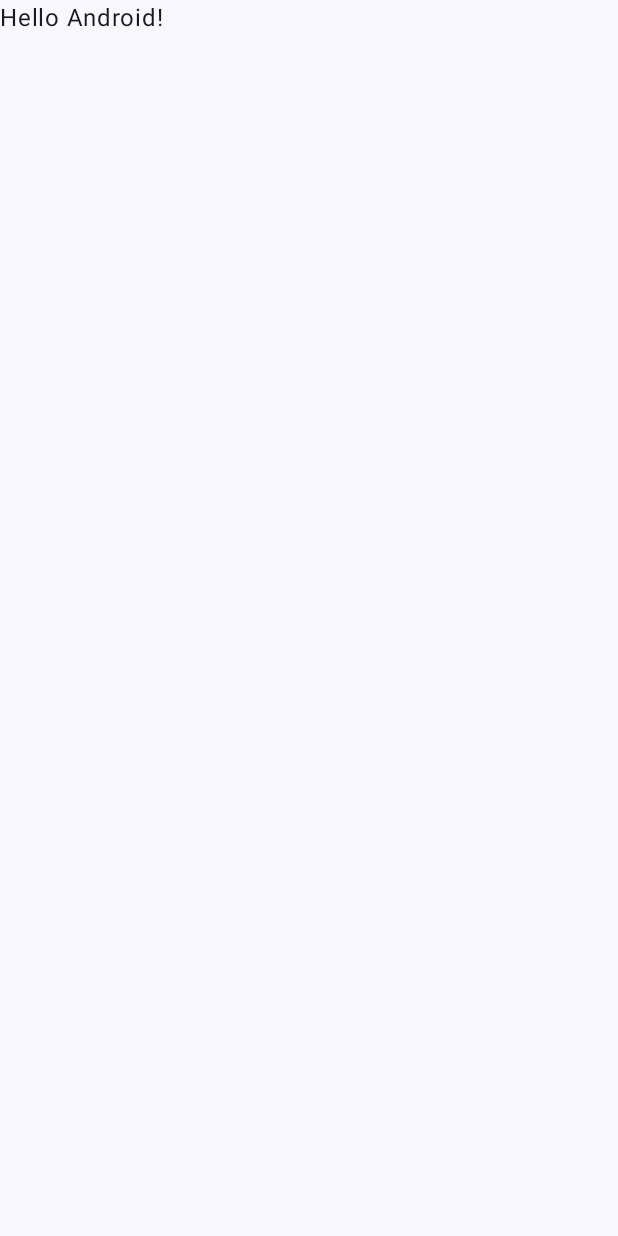
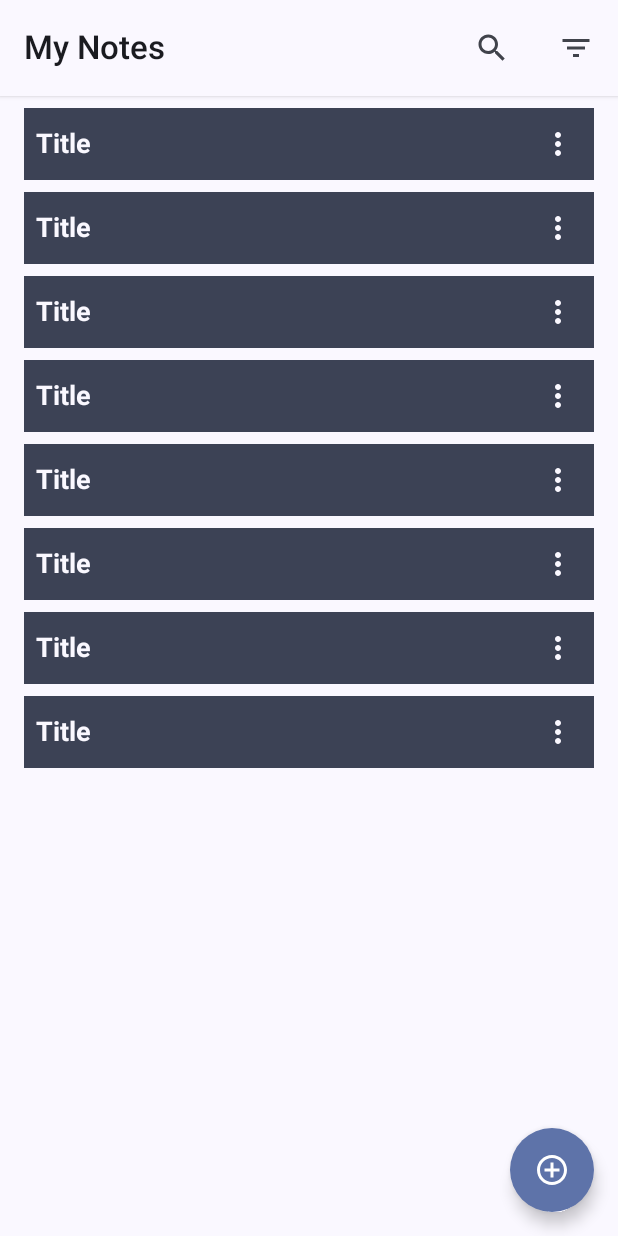
Before and after one commit to ajloinformatico/NewKeepItDroid, an Android app built with Jetpack Compose: the screen it shows after launch (MainActivity), on a phone screen of 412 x 824 dp. Before the commit the screen is almost empty. Run offline under Robolectric (Android 15) with nearby library versions, the phone set to English and light mode, and no system bars.

Commit message:
Add screen base and HomeScreen base wip in itemNote base and TODO the other screens base

```diff
--- a/app/src/main/java/es/infolojo/newkeepitdroid/MainActivity.kt
+++ b/app/src/main/java/es/infolojo/newkeepitdroid/MainActivity.kt
@@ -11,6 +11,7 @@ import androidx.compose.material3.Text
 import androidx.compose.runtime.Composable
 import androidx.compose.ui.Modifier
 import androidx.compose.ui.tooling.preview.Preview
+import es.infolojo.newkeepitdroid.ui.screens.home.HomeScreen
 import es.infolojo.newkeepitdroid.ui.theme.NewKeepItDroidTheme
 
 class MainActivity : ComponentActivity() {
@@ -20,10 +21,12 @@ class MainActivity : ComponentActivity() {
         setContent {
             NewKeepItDroidTheme {
                 Scaffold(modifier = Modifier.fillMaxSize()) { innerPadding ->
-                    Greeting(
+                    innerPadding
+                    /**Greeting(
                         name = "Android",
                         modifier = Modifier.padding(innerPadding)
-                    )
+                    )*/
+                    HomeScreen()
                 }
             }
         }
--- /dev/null
+++ b/app/src/main/java/es/infolojo/newkeepitdroid/ui/screens/home/HomeScreen.kt
@@ -0,0 +1,161 @@
+package es.infolojo.newkeepitdroid.ui.screens.home
+
+import androidx.compose.animation.AnimatedVisibility
+import androidx.compose.foundation.layout.Arrangement
+import androidx.compose.foundation.layout.Box
+import androidx.compose.foundation.layout.Column
+import androidx.compose.foundation.layout.Spacer
+import androidx.compose.foundation.layout.fillMaxWidth
+import androidx.compose.foundation.layout.padding
+import androidx.compose.foundation.layout.size
+import androidx.compose.foundation.layout.width
+import androidx.compose.foundation.lazy.LazyColumn
+import androidx.compose.foundation.shape.CircleShape
+import androidx.compose.material.icons.Icons
+import androidx.compose.material.icons.filled.Search
+import androidx.compose.material3.AlertDialog
+import androidx.compose.material3.BasicAlertDialog
+import androidx.compose.material3.DropdownMenu
+import androidx.compose.material3.DropdownMenuItem
+import androidx.compose.material3.ExperimentalMaterial3Api
+import androidx.compose.material3.FloatingActionButton
+import androidx.compose.material3.Icon
+import androidx.compose.material3.IconButton
+import androidx.compose.material3.MaterialTheme
+import androidx.compose.material3.Scaffold
+import androidx.compose.material3.Text
+import androidx.compose.material3.TopAppBar
+import androidx.compose.runtime.Composable
+import androidx.compose.ui.Alignment
+import androidx.compose.ui.Modifier
+import androidx.compose.ui.draw.shadow
+import androidx.compose.ui.graphics.Color
+import androidx.compose.ui.res.painterResource
+import androidx.compose.ui.res.stringResource
+import androidx.compose.ui.text.font.FontWeight
+import androidx.compose.ui.tooling.preview.Preview
+import androidx.compose.ui.unit.dp
+import es.infolojo.newkeepitdroid.R
+
+@OptIn(ExperimentalMaterial3Api::class)
+@Composable
+fun HomeScreen() {
+    Scaffold(
+        topBar = {
+            // appBar preparada para incluir títulos he iconos
+            TopAppBar(
+                // shadow similar a elevaion en xml
+                modifier = Modifier.fillMaxWidth().shadow(2.dp),
+                title = {
+                    Text(text = stringResource(R.string.my_notes), fontWeight = FontWeight.SemiBold)
+                },
+
+                // aquí se incluye la parte de los iconos
+                actions = {
+                    IconButton(onClick = { /*TODO*/ }) {
+                        Icon(
+                            imageVector = Icons.Default.Search,
+                            contentDescription = stringResource(R.string.search_your_note)
+                        )
+                    }
+                    Spacer(modifier = Modifier.width(8.dp))
+
+                    // DropDown component
+                    IconButton(onClick = { /*TODO*/ }) {
+                        Icon(
+                            painterResource(R.drawable.baseline_filter_list_24),
+                            contentDescription = stringResource(R.string.filter_by)
+                        )
+                    }
+                    DropdownMenu(
+                        expanded = false,
+                        onDismissRequest = { /*TODO*/ }
+                    ) {
+                        DropdownMenuItem(
+                            text = {
+                                Text(text = stringResource(R.string.creation_date_filter))
+                            },
+                            onClick = { /*TODO*/ }
+                        )
+                        DropdownMenuItem(
+                            text = {
+                                Text(text = stringResource(R.string.ascend_filter))
+                            },
+                            onClick = { /*TODO*/ }
+                        )
+                        DropdownMenuItem(
+                            text = {
+                                Text(text = stringResource(R.string.descend_filter))
+                            },
+                            onClick = { /*TODO*/ }
+                        )
+                    }
+                }
+            )
+        },
+        // boton flotante
+        floatingActionButton = {
+            FloatingActionButton(
+                shape = CircleShape,
+                onClick = { /*TODO*/ }
+            ) {
+                Icon(
+                    painter = painterResource(R.drawable.baseline_add_circle_outline_24),
+                    contentDescription = stringResource(R.string.add_a_new_note)
+                )
+            }
+        },
+        bottomBar = { /*here will be the add*/ }
+    ) { innerPadding ->
+        // Contenido de la pantalla con contenedor columna y el contenido ajustado al centro
+        Column(
+            modifier = Modifier.fillMaxWidth().padding(innerPadding),
+            verticalArrangement = Arrangement.Center,
+            horizontalAlignment = Alignment.CenterHorizontally
+        ) {
+            // RecyclerView
+            LazyColumn(
+                modifier = Modifier.fillMaxWidth().padding(
+                    start = 16.dp,
+                    end = 16.dp,
+                    bottom = 8.dp,
+                    top = 8.dp
+                ),
+                // contenido centrado
+                horizontalAlignment = Alignment.CenterHorizontally,
+                // esoacio entre items de 8dps
+                verticalArrangement = Arrangement.spacedBy(8.dp)
+            ) {
+                items(8) {
+                    ItemNote()
+                }
+                item {
+                    Box(modifier = Modifier.size(80.dp))
+                }
+            }
+
+            // diálogo de alerta
+            AnimatedVisibility(visible = false) {
+                AlertDialog(
+                    text = { Text(text = stringResource(R.string.add_a_new_note)) },
+                    title = {
+                        Text(
+                            text = stringResource(R.string.add_note),
+                            fontWeight = FontWeight.Bold
+                        )
+                    },
+                    onDismissRequest = { /* TODO */ },
+                    confirmButton = { /* TODO */ }
+                )
+            }
+        }
+    }
+}
+
+
+
+@Preview(showBackground = true)
+@Composable
+fun HomeScreenPreview() {
+    HomeScreen()
+}
--- /dev/null
+++ b/app/src/main/java/es/infolojo/newkeepitdroid/ui/screens/home/ItemNote.kt
@@ -0,0 +1,95 @@
+package es.infolojo.newkeepitdroid.ui.screens.home
+
+import androidx.compose.foundation.background
+import androidx.compose.foundation.layout.Column
+import androidx.compose.foundation.layout.Row
+import androidx.compose.foundation.layout.fillMaxWidth
+import androidx.compose.foundation.layout.padding
+import androidx.compose.material.icons.Icons
+import androidx.compose.material.icons.filled.MoreVert
+import androidx.compose.material3.DropdownMenu
+import androidx.compose.material3.DropdownMenuItem
+import androidx.compose.material3.Icon
+import androidx.compose.material3.IconButton
+import androidx.compose.material3.MaterialTheme
+import androidx.compose.material3.Text
+import androidx.compose.runtime.Composable
+import androidx.compose.ui.Alignment
+import androidx.compose.ui.Modifier
+import androidx.compose.ui.res.stringResource
+import androidx.compose.ui.text.TextStyle
+import androidx.compose.ui.text.font.FontWeight
+import androidx.compose.ui.text.style.TextOverflow
+import androidx.compose.ui.tooling.preview.Preview
+import androidx.compose.ui.unit.dp
+import androidx.compose.ui.unit.em
+import androidx.compose.ui.unit.sp
+import es.infolojo.newkeepitdroid.R
+
+/**
+ * Row of the home screen
+ */
+@Composable
+fun ItemNote() {
+    Column(
+        modifier = Modifier.fillMaxWidth()
+    ) {
+        // region cabecera
+        Row(
+            modifier = Modifier.fillMaxWidth().background(MaterialTheme.colorScheme.secondary),
+            verticalAlignment = Alignment.CenterVertically
+        ) {
+            // Título de la nota
+            Text(
+                text = stringResource(R.string.title),
+                // mayor peso para que ocupe mas espacio
+                modifier = Modifier.weight(1f).padding(start = 8.dp),
+                fontWeight = FontWeight.Bold,
+                fontSize = 18.sp,
+                overflow = TextOverflow.Ellipsis, // idem a elipsis end en xml
+                maxLines = 1,
+                color = MaterialTheme.colorScheme.background,
+                style = TextStyle(lineHeight = 1.5.em)
+            )
+
+            // Menú de opciones
+            IconButton(
+                onClick = { /*TODO*/ }
+            ) {
+                Icon(
+                    imageVector = Icons.Default.MoreVert, contentDescription = stringResource(R.string.more_options),
+                    tint = MaterialTheme.colorScheme.background
+                )
+            }
+            DropdownMenu(
+                expanded = false,
+                onDismissRequest = { /*TODO*/ }
+            ) {
+                DropdownMenuItem(
+                    text = {
+                        Text(text = stringResource(R.string.delete_note))
+                    },
+                    onClick = { /*TODO*/ }
+                )
+                DropdownMenuItem(
+                    text = {
+                        Text(text = stringResource(R.string.edit_note))
+                    },
+                    onClick = { /*TODO*/ }
+                )
+            }
+        }
+        // endregion cabecera
+
+        // region cuerpo
+        // TODO CONTINUE HERE
+
+        // endregion cuerpo
+    }
+}
+
+@Preview
+@Composable
+fun ItemNotePreview() {
+    ItemNote()
+}
--- a/app/src/main/res/values/strings.xml
+++ b/app/src/main/res/values/strings.xml
@@ -1,3 +1,18 @@
 <resources>
     <string name="app_name">NewKeepItDroid</string>
+    <string name="back_arrow">Back to the previous screen</string>
+    <string name="save_icon">Save</string>
+    <string name="my_notes">My Notes</string>
+    <string name="ascend_filter">Filter by ascending order</string>
+    <string name="descend_filter">Filter by descending order</string>
+    <string name="add_note">Add note</string>
+    <string name="creation_date_filter">Filter by creation date</string>"
+    <string name="search_your_note">Search your note</string>
+    <string name="filter_by">Filter by</string>
+    <string name="add_a_new_note">Add a new note</string>
+    <string name="title">Title</string>
+    <string name="more_options">Show more options</string>
+    <string name="delete_note">Delete note</string>
+    <string name="edit_note">Edit note</string>
+    <string name="share_note">Share note</string>
 </resources>
```
Also changed, not shown: app/src/main/java/es/infolojo/newkeepitdroid/ui/screens/add/AddScreen.kt (added, +165 -0 lines).
